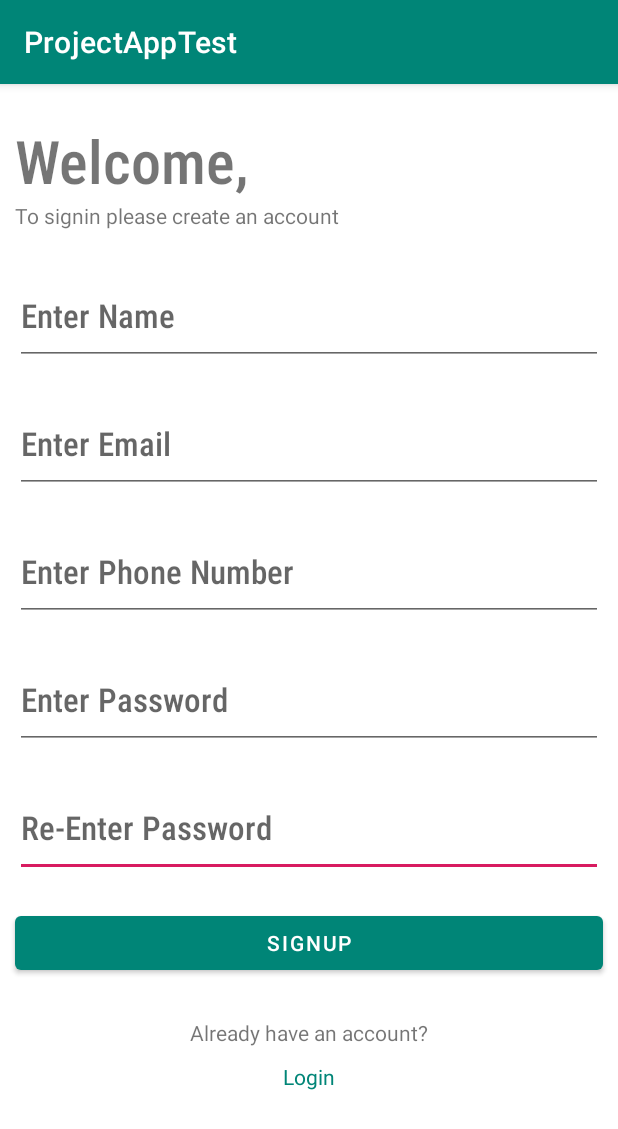
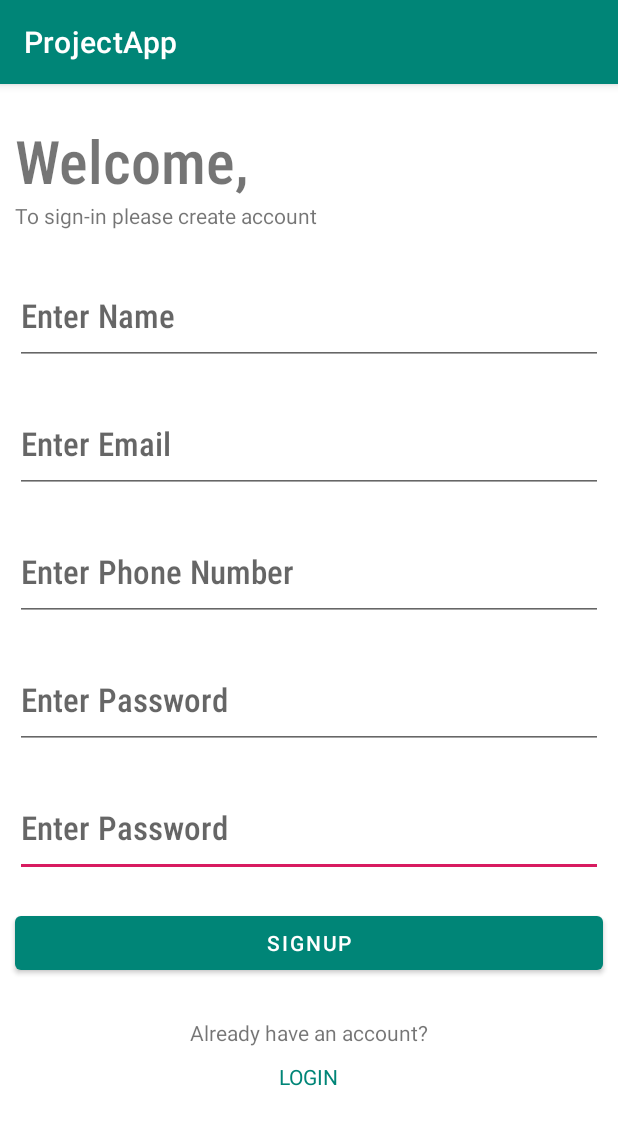
Before and after one commit to n9hal/ProjectApp, an Android app: the CreateAccountActivity screen opened directly, with no data from a screen before it, on a phone screen of 412 x 824 dp. Shown: the top 1129 px of the screen. Run offline under Robolectric (Android 15) with nearby library versions, the phone set to English and light mode, and no system bars; our stand-ins replace Firebase (no records; nobody signed in at launch, a user with empty details on screens opened directly); 1 statement that could not run was skipped.

Commit message:
minor changes

```diff
--- a/app/src/main/java/com/example/projectapptest/CreateAccountActivity.java
+++ b/app/src/main/java/com/example/projectapptest/CreateAccountActivity.java
@@ -4,10 +4,8 @@ import androidx.annotation.NonNull;
 import androidx.appcompat.app.AppCompatActivity;
 
 import android.content.Intent;
-import android.nfc.Tag;
 import android.os.Bundle;
 import android.text.TextUtils;
-import android.util.Log;
 import android.view.View;
 import android.widget.Button;
 import android.widget.EditText;
@@ -16,15 +14,11 @@ import android.widget.TextView;
 import android.widget.Toast;
 
 import com.google.android.gms.tasks.OnCompleteListener;
-import com.google.android.gms.tasks.OnSuccessListener;
 import com.google.android.gms.tasks.Task;
 import com.google.firebase.auth.AuthResult;
 import com.google.firebase.auth.FirebaseAuth;
 import com.google.firebase.firestore.DocumentReference;
 import com.google.firebase.firestore.FirebaseFirestore;
-import com.google.firebase.firestore.auth.User;
-import com.google.firebase.firestore.proto.TargetGlobal;
-
 import java.util.HashMap;
 import java.util.Map;
 
@@ -48,7 +42,7 @@ public class CreateAccountActivity extends AppCompatActivity {
         txtHead2 = findViewById(R.id.txtHead2);
         txtLogin=findViewById(R.id.txtLogIn);
         edPhone= findViewById(R.id.edPhoneNo);
-        txtAccount=findViewById(R.id.txtAccount);
+        txtAccount=findViewById(R.id.txtText1);
 
         mAuth = FirebaseAuth.getInstance();
         fstore = FirebaseFirestore.getInstance();
--- a/app/src/main/java/com/example/projectapptest/HomeFragment.java
+++ b/app/src/main/java/com/example/projectapptest/HomeFragment.java
@@ -4,7 +4,6 @@ import android.os.Bundle;
 import android.view.LayoutInflater;
 import android.view.View;
 import android.view.ViewGroup;
-import android.widget.AdapterView;
 import android.widget.Toast;
 
 import androidx.annotation.NonNull;
--- a/app/src/main/java/com/example/projectapptest/MainActivity.java
+++ b/app/src/main/java/com/example/projectapptest/MainActivity.java
@@ -7,7 +7,6 @@ import androidx.fragment.app.Fragment;
 
 import android.os.Bundle;
 import android.view.MenuItem;
-import android.view.View;
 
 import com.google.android.material.bottomnavigation.BottomNavigationView;
 
--- a/app/src/main/java/com/example/projectapptest/forgot_Password.java
+++ b/app/src/main/java/com/example/projectapptest/forgot_Password.java
@@ -28,7 +28,7 @@ public class forgot_Password extends AppCompatActivity {
     protected void onCreate(Bundle savedInstanceState) {
         super.onCreate(savedInstanceState);
         setContentView(R.layout.activity_forgot__password);
-        edForgotemail = findViewById(R.id.edForgot);
+        edForgotemail = findViewById(R.id.edEmail1);
         btnGo = findViewById(R.id.btnGoLink);
         textView1 =findViewById(R.id.txtview10);
         textView2 = findViewById(R.id.txtHead3);
--- a/app/src/main/java/com/example/projectapptest/webView.java
+++ b/app/src/main/java/com/example/projectapptest/webView.java
@@ -5,8 +5,6 @@ import androidx.appcompat.app.AppCompatActivity;
 import android.annotation.SuppressLint;
 import android.graphics.Bitmap;
 import android.os.Bundle;
-import android.view.KeyEvent;
-import android.view.Window;
 import android.webkit.WebChromeClient;
 import android.webkit.WebSettings;
 import android.webkit.WebView;
--- a/app/src/main/res/layout/activity_create_account.xml
+++ b/app/src/main/res/layout/activity_create_account.xml
@@ -12,19 +12,19 @@
         android:layout_height="wrap_content"
         android:layout_marginTop="10dp"
         android:onClick="LogIn"
-        android:text="Login"
+        android:text="@string/login"
         android:textColor="@color/colorPrimary"
-        app:layout_constraintEnd_toEndOf="@+id/txtAccount"
-        app:layout_constraintStart_toStartOf="@+id/txtAccount"
-        app:layout_constraintTop_toBottomOf="@+id/txtAccount" />
+        app:layout_constraintEnd_toEndOf="@+id/txtText1"
+        app:layout_constraintStart_toStartOf="@+id/txtText1"
+        app:layout_constraintTop_toBottomOf="@+id/txtText1" />
 
     <TextView
-        android:id="@+id/txtAccount"
+        android:id="@+id/txtText1"
         android:layout_width="wrap_content"
         android:layout_height="wrap_content"
         android:layout_marginTop="20dp"
         android:layout_marginBottom="20dp"
-        android:text="Already have an account?"
+        android:text="@string/hint5"
         app:layout_constraintBottom_toBottomOf="parent"
         app:layout_constraintEnd_toEndOf="parent"
         app:layout_constraintStart_toStartOf="parent"
@@ -37,7 +37,7 @@
         android:layout_height="wrap_content"
         android:layout_marginTop="20dp"
         android:onClick="CreateAccount"
-        android:text="Signup"
+        android:text="@string/signup"
         app:layout_constraintBottom_toBottomOf="parent"
         app:layout_constraintEnd_toEndOf="@+id/edRePassword"
         app:layout_constraintHorizontal_bias="0.0"
@@ -53,7 +53,7 @@
         android:autofillHints=""
         android:ems="10"
         android:fontFamily="sans-serif-condensed-medium"
-        android:hint="Re-Enter Password"
+        android:hint="@string/hint3"
         android:inputType="textPassword"
         android:textAppearance="@style/TextAppearance.AppCompat.Large"
         app:layout_constraintEnd_toEndOf="@id/edCrPassword"
@@ -69,7 +69,7 @@
         android:autofillHints=""
         android:ems="10"
         android:fontFamily="sans-serif-condensed-medium"
-        android:hint="Enter Password"
+        android:hint="@string/hint3"
         android:inputType="textPassword"
         android:textAppearance="@style/TextAppearance.AppCompat.Large"
         app:layout_constraintEnd_toEndOf="@+id/edCrEmail"
@@ -85,7 +85,7 @@
         android:autofillHints=""
         android:ems="10"
         android:fontFamily="sans-serif-condensed-medium"
-        android:hint="Enter Email"
+        android:hint="@string/email"
         android:inputType="textEmailAddress"
         android:textAppearance="@style/TextAppearance.AppCompat.Large"
         app:layout_constraintEnd_toEndOf="@id/edName"
@@ -101,7 +101,7 @@
         android:layout_marginEnd="10dp"
         android:autofillHints=""
         android:fontFamily="sans-serif-condensed-medium"
-        android:hint="Enter Name"
+        android:hint="@string/hint1"
         android:inputType="textPersonName"
         android:textAppearance="@style/TextAppearance.AppCompat.Large"
         app:layout_constraintEnd_toEndOf="parent"
@@ -116,7 +116,7 @@
         android:layout_marginStart="10dp"
         android:layout_marginTop="24dp"
         android:fontFamily="sans-serif-condensed-medium"
-        android:text="Welcome,"
+        android:text="@string/one"
         android:textSize="40sp"
         app:layout_constraintEnd_toEndOf="parent"
         app:layout_constraintHorizontal_bias="0.0"
@@ -128,7 +128,7 @@
         android:layout_width="wrap_content"
         android:layout_height="wrap_content"
         android:layout_marginStart="10dp"
-        android:text="To signin please create an account"
+        android:text="@string/two"
         app:layout_constraintEnd_toEndOf="@+id/txtHead1"
         app:layout_constraintHorizontal_bias="0.0"
         app:layout_constraintStart_toStartOf="parent"
@@ -154,7 +154,7 @@
         android:layout_marginTop="20dp"
         android:ems="10"
         android:fontFamily="sans-serif-condensed-medium"
-        android:hint="Enter Phone Number"
+        android:hint="@string/hint2"
         android:inputType="phone"
         android:textSize="22sp"
         app:layout_constraintEnd_toEndOf="@+id/edCrEmail"
--- a/app/src/main/res/values/strings.xml
+++ b/app/src/main/res/values/strings.xml
@@ -1,5 +1,29 @@
 <resources>
-    <string name="app_name">ProjectAppTest</string>
+    <string name="app_name">ProjectApp</string>
     <!-- TODO: Remove or change this placeholder text -->
     <string name="hello_blank_fragment">Hello blank fragment</string>
+    <string name="one">Welcome,</string>
+    <string name="two">To sign-in please create account</string>
+    <string name="hint1">Enter Name</string>
+    <string name="email">Enter Email</string>
+    <string name="hint2">Enter Phone Number</string>
+    <string name="hint3">Enter Password</string>
+    <string name="hint4">Re-Enter Password</string>
+    <string name="signup">SIGNUP</string>
+    <string name="hint5">Already have an account?</string>
+    <string name="login">LOGIN</string>
+    <string name="three">Find your account</string>
+    <string name="hint6">Enter Email to Continue</string>
+    <string name="go">GO</string>
+    <string name="check">CHECK</string>
+    <string name="hint7">username@example.com</string>
+    <string name="forgotlink">Forgot Password?</string>
+    <string name="CreateNew">Create New Account</string>
+    <string name="logout">LOGOUT</string>
+    <string name="content">image</string>
+    <string name="hint8">Enter/Paste news URL here</string>
+    <string name="source">SOURCE</string>
+    <string name="title">TITLE</string>
+
+
 </resources>
```
Also changed, not shown: app/src/main/java/com/example/projectapptest/SearchFragment.java (+0 -42 lines), app/src/main/res/layout/activity_forgot__password.xml (+7 -17 lines), app/src/main/res/layout/activity_login.xml (+8 -8 lines), app/src/main/res/layout/fragment_profile.xml (+8 -3 lines), app/src/main/res/layout/fragment_search.xml (+7 -14 lines), app/src/main/res/layout/items.xml (+12 -9 lines).
